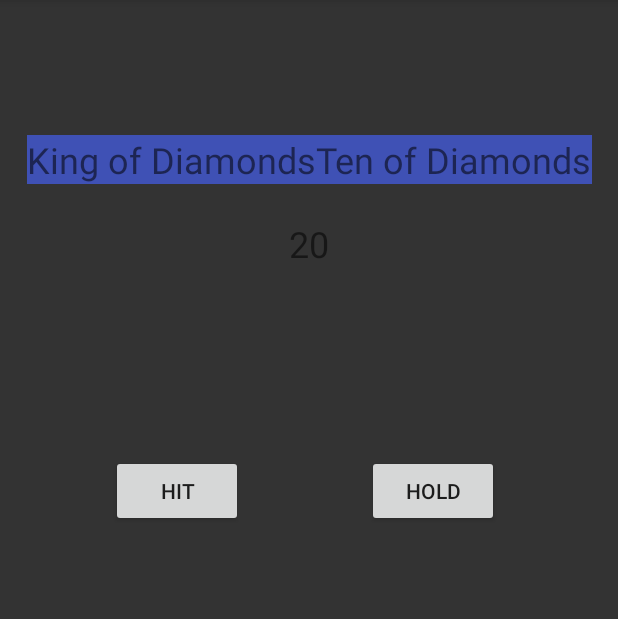
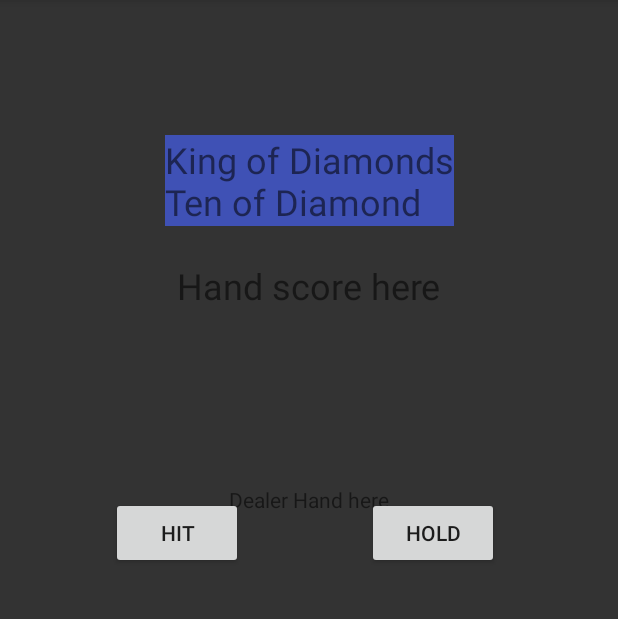
Before and after one commit to FALLENau/week_8_project_Twenty_One_Game, an Android app: the screen it shows after launch (GameActivity), after a tap on "START GAME", on a phone screen of 412 x 824 dp, the part 84-703 px from its top. Run offline under Robolectric (Android 15) with nearby library versions, the phone set to English and light mode, and no system bars.

```diff
--- a/app/src/main/java/com/example/whitepaw/myblackjack/GameActivity.java
+++ b/app/src/main/java/com/example/whitepaw/myblackjack/GameActivity.java
@@ -16,12 +16,14 @@ public class GameActivity extends AppCompatActivity {
     TextView resultText;
     TextView handText;
     TextView handScoreText;
+    TextView dealerHandScoreText;
     Button restartButton;
     Deck deck;
     Player player1;
     ArrayList<Player> appGame;
     Game newGame;
     Player dealer;
+    String dealerHand;
 
     @Override
     protected void onCreate(Bundle savedInstanceState) {
@@ -44,8 +46,7 @@ public class GameActivity extends AppCompatActivity {
         newGame.playGame();
 
         String hand = player1.getCardsOfPlayerHand();
-        int handScore = newGame.countScore(player1);
-        String handValue = Integer.toString(handScore);
+        dealerHand = dealer.getCardsOfPlayerHand();
 
         hitButton = (Button) findViewById(R.id.hit_button);
         holdButton = (Button) findViewById(R.id.hold_button);
@@ -53,11 +54,11 @@ public class GameActivity extends AppCompatActivity {
         restartButton = (Button) findViewById(R.id.restart);
         handText = (TextView) findViewById(R.id.hand_text);
         handScoreText = (TextView) findViewById(R.id.hand_value);
+        dealerHandScoreText = (TextView) findViewById(R.id.dealer_hand_value);
         TextView nameText = (TextView) findViewById(R.id.name_game_text);
 
         nameText.setText(name);
         handText.setText((hand));
-        handScoreText.setText((handValue));
     }
 
     public void onClickHitButton(View button) {
@@ -72,6 +73,8 @@ public class GameActivity extends AppCompatActivity {
             restartButton.setVisibility(View.VISIBLE);
             hitButton.setVisibility(View.INVISIBLE);
             holdButton.setVisibility(View.INVISIBLE);
+            dealerHandScoreText.setText((dealerHand));
+
         } else {
             handText.setText((hand));
         }
@@ -85,6 +88,7 @@ public class GameActivity extends AppCompatActivity {
 
         handText.setText((hand));
         resultText.setText((result));
+        dealerHandScoreText.setText((dealerHand));
         hitButton.setVisibility(View.INVISIBLE);
         restartButton.setVisibility(View.VISIBLE);
         holdButton.setVisibility(View.INVISIBLE);
--- a/app/src/main/java/com/example/whitepaw/myblackjack/Player.java
+++ b/app/src/main/java/com/example/whitepaw/myblackjack/Player.java
@@ -41,9 +41,9 @@ public class Player {
     public  String getCardsOfPlayerHand() {
         String cardNames = "";
         for (Card cardName : this.myHand ) {
-            cardNames += cardName.toString();
+            cardNames += cardName.toString() + "\n";
         }
-        return cardNames;
+        return cardNames.substring(0, cardNames.length() - 2);
     }
 
 
--- a/app/src/main/res/layout/activity_game.xml
+++ b/app/src/main/res/layout/activity_game.xml
@@ -13,10 +13,10 @@ tools:context="com.example.whitepaw.myblackjack.GameActivity">
         android:layout_width="wrap_content"
         android:layout_height="wrap_content"
         android:layout_marginLeft="74dp"
+        android:layout_marginTop="70dp"
         android:onClick="onClickHitButton"
-    android:text="Hit"
+        android:text="@string/hit_button"
         app:layout_constraintLeft_toLeftOf="parent"
-    android:layout_marginTop="70dp"
         app:layout_constraintTop_toBottomOf="@+id/result_text" />
 
     <Button
@@ -26,7 +26,7 @@ tools:context="com.example.whitepaw.myblackjack.GameActivity">
         android:layout_marginRight="79dp"
         android:layout_marginTop="70dp"
         android:onClick="onClickHoldButton"
-    android:text="Hold"
+        android:text="@string/hold_button"
         app:layout_constraintRight_toRightOf="parent"
         app:layout_constraintTop_toBottomOf="@+id/result_text" />
 
@@ -34,28 +34,29 @@ tools:context="com.example.whitepaw.myblackjack.GameActivity">
         android:id="@+id/hand_text"
         android:layout_width="wrap_content"
         android:layout_height="wrap_content"
-    android:text="Your cards are:"
+        android:layout_marginLeft="8dp"
+        android:layout_marginRight="8dp"
+        android:layout_marginTop="90dp"
         android:background="@color/colorPrimary"
-    android:layout_marginLeft="8dp"
+        android:text="@string/hand_text"
+        android:textSize="24sp"
+        app:layout_constraintHorizontal_bias="0.501"
         app:layout_constraintLeft_toLeftOf="parent"
-    android:layout_marginRight="8dp"
         app:layout_constraintRight_toRightOf="parent"
-    app:layout_constraintTop_toTopOf="parent"
-    android:layout_marginTop="90dp"
-    android:textSize="24sp"
-    app:layout_constraintHorizontal_bias="0.501" />
+        app:layout_constraintTop_toTopOf="parent" />
 
     <TextView
         android:id="@+id/result_text"
         android:layout_width="wrap_content"
         android:layout_height="wrap_content"
+        android:layout_marginLeft="8dp"
+        android:layout_marginRight="8dp"
+        android:layout_marginTop="22dp"
         android:background="@color/colorPrimary"
-    android:layout_marginRight="8dp"
+        tools:text="@string/result_text"
         android:textSize="24sp"
+        app:layout_constraintLeft_toLeftOf="parent"
         app:layout_constraintRight_toRightOf="parent"
-    android:layout_marginLeft="8dp"
-    app:layout_constraintLeft_toLeftOf="parent"
-    android:layout_marginTop="22dp"
         app:layout_constraintTop_toBottomOf="@+id/hand_value" />
 
     <TextView
@@ -65,7 +66,7 @@ tools:context="com.example.whitepaw.myblackjack.GameActivity">
         android:layout_marginLeft="8dp"
         android:layout_marginRight="8dp"
         android:layout_marginTop="23dp"
-    android:text=""
+        android:text="@string/hand_value"
         android:textSize="24sp"
         app:layout_constraintLeft_toLeftOf="parent"
         app:layout_constraintRight_toRightOf="parent"
@@ -73,20 +74,23 @@ tools:context="com.example.whitepaw.myblackjack.GameActivity">
 
     <Button
         android:id="@+id/restart"
-    android:layout_width="28dp"
-    android:layout_height="37dp"
+        android:layout_width="136dp"
+        android:layout_height="35dp"
+        android:layout_marginBottom="8dp"
+        android:layout_marginLeft="8dp"
+        android:layout_marginRight="8dp"
+        android:layout_marginTop="43dp"
+        android:onClick="onReset"
+        android:text="@string/restart"
         android:visibility="gone"
-    android:onClick="onReset"
-    android:text="Button"
-    android:layout_marginRight="8dp"
+        app:layout_constraintBottom_toBottomOf="parent"
+        app:layout_constraintHorizontal_bias="0.502"
+        app:layout_constraintLeft_toLeftOf="parent"
         app:layout_constraintRight_toRightOf="parent"
-    android:layout_marginLeft="8dp"
-    app:layout_constraintLeft_toLeftOf="parent"
-    android:layout_marginTop="43dp"
         app:layout_constraintTop_toBottomOf="@+id/result_text"
-    app:layout_constraintHorizontal_bias="0.501"
-    app:layout_constraintBottom_toBottomOf="parent"
-    android:layout_marginBottom="8dp" />
+        tools:visibility="visible"
+        tools:text="@string/restart"
+        tools:layout_editor_absoluteY="367dp" />
 
     <TextView
         android:id="@+id/name_game_text"
@@ -95,11 +99,24 @@ tools:context="com.example.whitepaw.myblackjack.GameActivity">
         android:layout_marginBottom="8dp"
         android:layout_marginLeft="8dp"
         android:layout_marginTop="8dp"
-        android:text="name"
+        android:text="Name"
         android:textSize="24sp"
         app:layout_constraintBottom_toTopOf="@+id/hand_text"
         app:layout_constraintLeft_toLeftOf="parent"
         app:layout_constraintTop_toTopOf="parent" />
 
+    <TextView
+        android:id="@+id/dealer_hand_value"
+        android:layout_width="wrap_content"
+        android:layout_height="wrap_content"
+        android:layout_marginLeft="8dp"
+        android:layout_marginRight="8dp"
+        android:text="@string/dealer_hand_value"
+        app:layout_constraintLeft_toLeftOf="parent"
+        app:layout_constraintRight_toRightOf="parent"
+        app:layout_constraintHorizontal_bias="0.501"
+        android:layout_marginTop="62dp"
+        app:layout_constraintTop_toBottomOf="@+id/result_text" />
+
 
 </android.support.constraint.ConstraintLayout>
--- a/app/src/main/res/values/strings.xml
+++ b/app/src/main/res/values/strings.xml
@@ -1,4 +1,12 @@
 <resources>
     <string name="app_name">MyBlackJack</string>
     <string name="app_bust">Your Bust FOOL!</string>
+    <string name="name_game_text">Name</string>
+    <string name="hit_button">Hit</string>
+    <string name="hold_button">Hold</string>
+    <string name="hand_text">Show Cards Here</string>
+    <string name="result_text">Results here</string>
+    <string name="hand_value">Hand score here</string>
+    <string name="restart">New game</string>
+    <string name="dealer_hand_value">Dealer Hand here</string>
 </resources>
```
Lines whose indentation alone changed are shown as unchanged.
